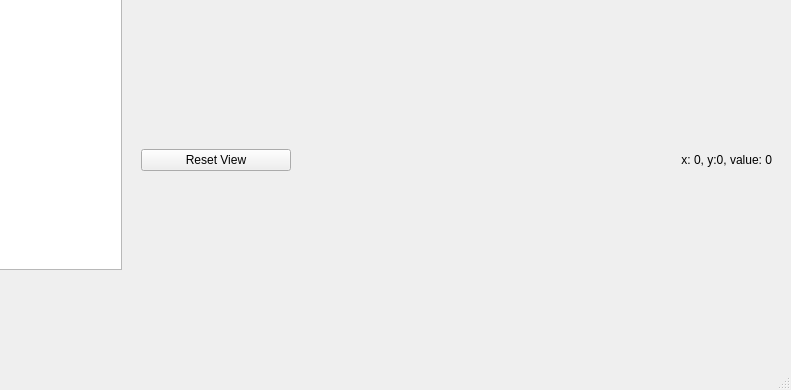
This is frappe/ui/main_window.ui in DomenicN/Frappe as Qt 5 draws it before an edit; both pictures show x 109 to 900 and y 210 to 600 of the 900 by 600 pixel window. The edited form follows.
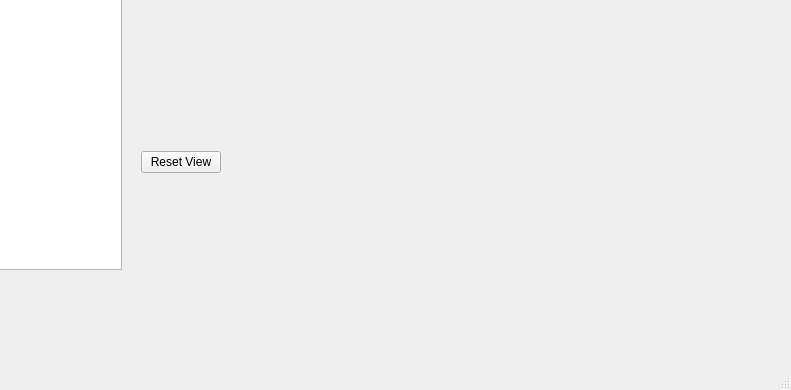
This is the edited form. Custom widgets are drawn as their Qt base class.

Commit message:
Moved cursor label to status bar
Moved the cursor label to status bar and added the possibility to show z, c, and t values in the label.

```diff
--- a/frappe/ui/main_window.ui
+++ b/frappe/ui/main_window.ui
@@ -74,19 +74,17 @@
         </widget>
        </item>
        <item>
-        <widget class="QLabel" name="cursor_label">
-         <property name="font">
-          <font>
-           <kerning>true</kerning>
-          </font>
+        <spacer name="horizontalSpacer">
+         <property name="orientation">
+          <enum>Qt::Horizontal</enum>
          </property>
-         <property name="text">
-          <string>x: 0, y:0, value: 0</string>
+         <property name="sizeHint" stdset="0">
+          <size>
+           <width>40</width>
+           <height>20</height>
+          </size>
          </property>
-         <property name="alignment">
-          <set>Qt::AlignRight|Qt::AlignTrailing|Qt::AlignVCenter</set>
-         </property>
-        </widget>
+        </spacer>
        </item>
       </layout>
      </item>
```
The commit also changes 5 other files.
